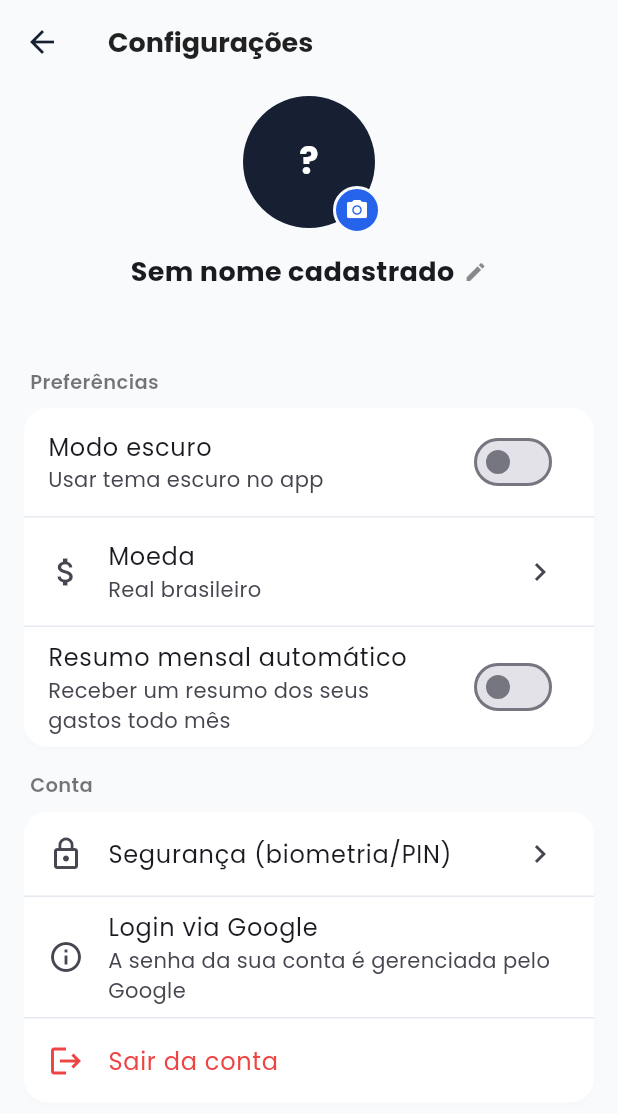
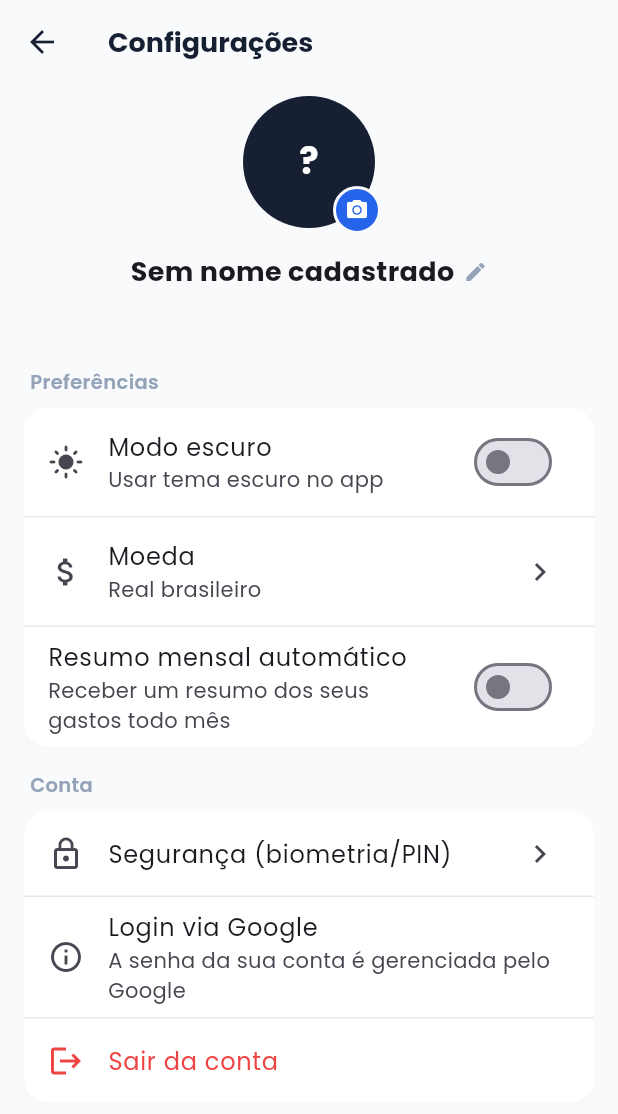
Before and after one commit to itsAGBS/DinDin, a Flutter app: the PerfilScreen screen opened directly, on a phone screen of 412 x 824 dp. Shown: the top 1114 px of the screen. Run offline on Flutter 3.47's test engine with Material 3 defaults, Android fonts, the phone set to English and light mode, and no system bars; our stand-ins replace cloud_firestore, firebase_auth, firebase_core, firebase_storage, fl_chart, flutter_secure_storage and 6 more; accounts and stored records are empty.

Commit message:
fix: tela de Configurações segue o tema claro/escuro

```diff
--- a/lib/screens/perfil_screen.dart
+++ b/lib/screens/perfil_screen.dart
@@ -20,15 +20,10 @@ class PerfilScreen extends StatelessWidget {
 
   @override
   Widget build(BuildContext context) {
+    // Fundo, barra e título vêm do tema (claro/escuro) definido em main.dart.
     return Scaffold(
-      backgroundColor: AppColors.fundo,
       appBar: AppBar(
-        backgroundColor: AppColors.fundo,
-        elevation: 0,
-        title: const Text(
-          'Configurações',
-          style: TextStyle(fontFamily: 'Poppins', color: Colors.black87),
-        ),
+        title: const Text('Configurações'),
       ),
       body: ListView(
         padding: const EdgeInsets.fromLTRB(16, 8, 16, 32),
@@ -107,6 +102,7 @@ class _CabecalhoPerfil extends StatelessWidget {
 
   @override
   Widget build(BuildContext context) {
+    final cores = context.cores;
     final auth = context.watch<AuthProvider>();
     final user = auth.user;
     final nome = (user?.displayName?.trim().isNotEmpty ?? false)
@@ -129,7 +125,7 @@ if (user?.photoURL != null && user!.photoURL!.isNotEmpty) {
           children: [
             CircleAvatar(
               radius: 44,
-              backgroundColor: AppColors.destaque,
+              backgroundColor: cores.saldoDestaqueFundo,
               backgroundImage: imagemAvatar,
               child: imagemAvatar == null
                   ? Text(
@@ -152,9 +148,9 @@ if (user?.photoURL != null && user!.photoURL!.isNotEmpty) {
                 child: Container(
                   padding: const EdgeInsets.all(6),
                   decoration: BoxDecoration(
-                    color: AppColors.acao,
+                    color: cores.azul,
                     shape: BoxShape.circle,
-                    border: Border.all(color: AppColors.fundo, width: 2),
+                    border: Border.all(color: cores.fundo, width: 2),
                   ),
                   child: const Icon(Icons.camera_alt, color: Colors.white, size: 16),
                 ),
@@ -180,7 +176,7 @@ if (user?.photoURL != null && user!.photoURL!.isNotEmpty) {
                   ),
                 ),
                 const SizedBox(width: 6),
-                const Icon(Icons.edit, size: 16, color: Colors.black45),
+                Icon(Icons.edit, size: 16, color: cores.textoSecundario),
               ],
             ),
           ),
@@ -188,7 +184,7 @@ if (user?.photoURL != null && user!.photoURL!.isNotEmpty) {
         const SizedBox(height: 4),
         Text(
           user?.email ?? '',
-          style: const TextStyle(fontFamily: 'Poppins', color: Colors.black54, fontSize: 13),
+          style: TextStyle(fontFamily: 'Poppins', color: cores.textoSecundario, fontSize: 13),
         ),
       ],
     );
@@ -210,7 +206,7 @@ class _SecaoPreferencias extends StatelessWidget {
           children: Moeda.values
               .map((m) => ListTile(
                     title: Text(m.nome, style: const TextStyle(fontFamily: 'Poppins')),
-                    trailing: m == preferencias.moeda ? const Icon(Icons.check, color: AppColors.acao) : null,
+                    trailing: m == preferencias.moeda ? Icon(Icons.check, color: context.cores.azul) : null,
                     onTap: () => Navigator.of(context).pop(m),
                   ))
               .toList(),
@@ -226,19 +222,21 @@ class _SecaoPreferencias extends StatelessWidget {
   @override
   Widget build(BuildContext context) {
     final preferencias = context.watch<PreferenciasProvider>();
+    // Com ThemeMode.system o tema efetivo depende do aparelho; usar o brilho
+    // atual do tema evita o switch aparecer desligado com o app já escuro.
+    final modoEscuroAtivo = Theme.of(context).brightness == Brightness.dark;
 
     return _CartaoSecao(
       titulo: 'Preferências',
       filhos: [
         SwitchListTile(
+          secondary: Icon(modoEscuroAtivo ? Icons.dark_mode : Icons.light_mode),
           title: const Text('Modo escuro'),
           subtitle: const Text('Usar tema escuro no app'),
-          value: preferencias.themeMode == ThemeMode.dark,
-onChanged: (ativo) {
-  preferencias.definirTema(
-    ativo ? ThemeMode.dark : ThemeMode.light,
-  );
-},
+          value: modoEscuroAtivo,
+          onChanged: (ativo) => preferencias.definirTema(
+            ativo ? ThemeMode.dark : ThemeMode.light,
+          ),
         ),
         const Divider(height: 1),
         ListTile(
@@ -285,7 +283,7 @@ class _SecaoConta extends StatelessWidget {
           ),
           TextButton(
             onPressed: () => Navigator.of(context).pop(true),
-            child: const Text('Sair', style: TextStyle(color: AppColors.despesa)),
+            child: Text('Sair', style: TextStyle(color: context.cores.despesa)),
           ),
         ],
       ),
@@ -335,8 +333,8 @@ class _SecaoConta extends StatelessWidget {
         ],
         const Divider(height: 1),
         ListTile(
-          leading: const Icon(Icons.logout, color: AppColors.despesa),
-          title: const Text('Sair da conta', style: TextStyle(color: AppColors.despesa)),
+          leading: Icon(Icons.logout, color: context.cores.despesa),
+          title: Text('Sair da conta', style: TextStyle(color: context.cores.despesa)),
           onTap: () => _sair(context),
         ),
       ],
@@ -424,7 +422,7 @@ class _DialogoAlterarSenhaState extends State<_DialogoAlterarSenha> {
           ),
           if (_erroLocal != null) ...[
             const SizedBox(height: 8),
-            Text(_erroLocal!, style: const TextStyle(color: AppColors.despesa, fontSize: 12)),
+            Text(_erroLocal!, style: TextStyle(color: context.cores.despesa, fontSize: 12)),
           ],
         ],
       ),
@@ -465,11 +463,11 @@ class _CartaoSecao extends StatelessWidget {
           padding: const EdgeInsets.only(left: 4, bottom: 8),
           child: Text(
             titulo,
-            style: const TextStyle(
+            style: TextStyle(
               fontFamily: 'Poppins',
               fontSize: 13,
               fontWeight: FontWeight.w600,
-              color: Colors.black54,
+              color: context.cores.textoSecundario,
             ),
           ),
         ),
```
